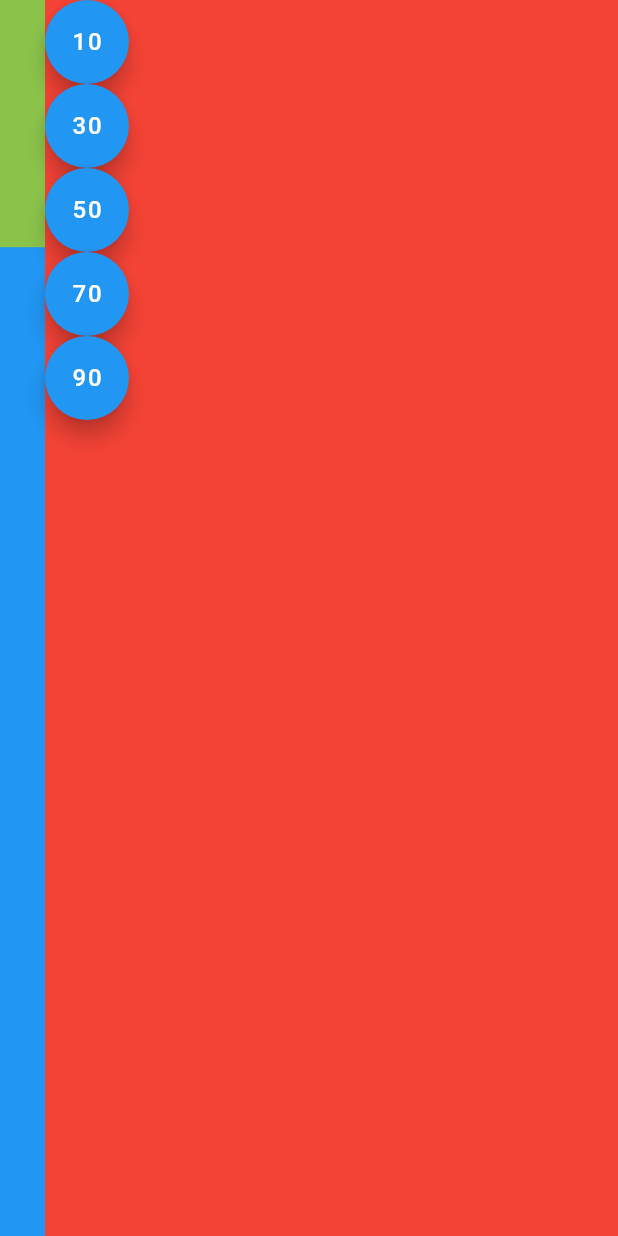
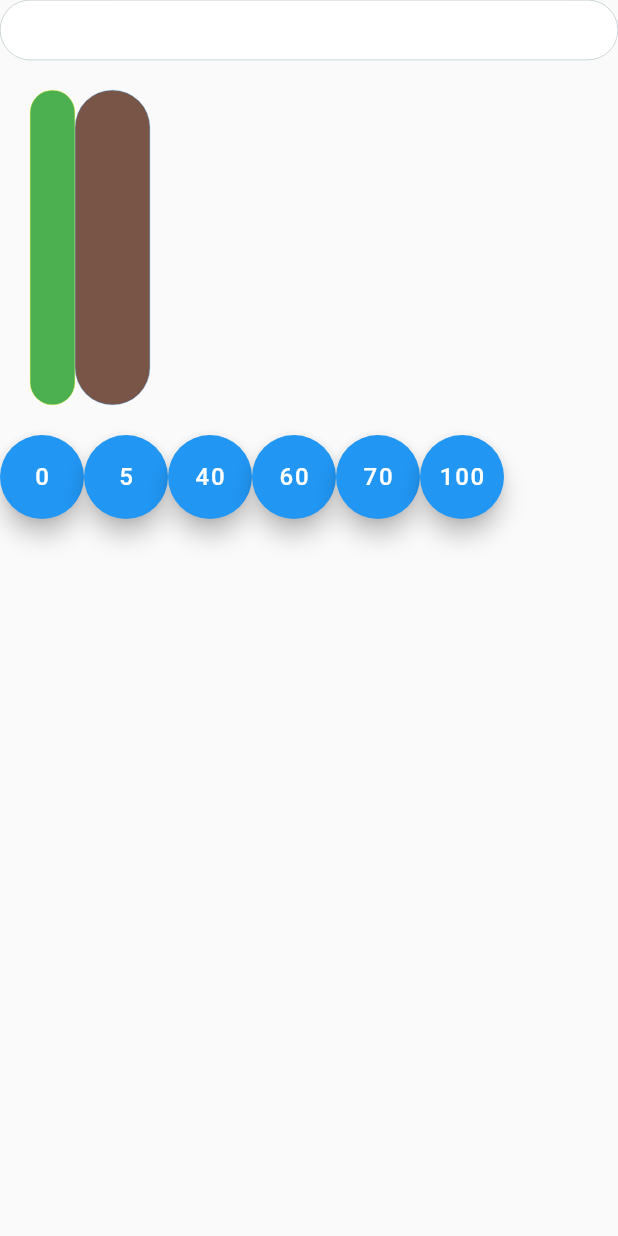
Before and after one commit to ltdangkhoa/Flutter-Animation-Progress-Bar, a Flutter app: the screen it shows after launch, on a phone screen of 412 x 824 dp. Run offline on Flutter 3.47's test engine with Material 2 defaults, Android fonts, the phone set to English and light mode, and no system bars.

Commit message:
Trigger animation reactive style

```diff
--- a/example/lib/k2.dart
+++ b/example/lib/k2.dart
@@ -2,10 +2,10 @@ import 'package:flutter/animation.dart';
 import 'package:flutter/material.dart';
 
 class MyK2 extends StatefulWidget {
-  MyK2({Key key, this.value, this.direction, this.verticalDirection})
+  MyK2({Key key, this.currentValue, this.direction, this.verticalDirection})
       : super(key: key);
 
-  final int value;
+  final int currentValue;
   final Axis direction;
   final VerticalDirection verticalDirection;
 
@@ -21,42 +21,43 @@ class _MyK2State extends State<MyK2> with SingleTickerProviderStateMixin {
 
   @override
   void initState() {
-    super.initState();
 
     controller = AnimationController(
-        duration: const Duration(milliseconds: 2000), vsync: this);
+        duration: const Duration(milliseconds: 300), vsync: this);
     animation =
         Tween<double>(begin: currentBegin, end: currentEnd).animate(controller);
 //    animation.addStatusListener((status) {
 //      print('$status');
 //    });
 //    animation.addListener(() {
+//      print('anmation listener'+animation.value.toString());
 //      setState(() {});
 //    });
 //    controller.forward();
+    super.initState();
   }
 
   @override
   void didUpdateWidget(MyK2 oldWidget) {
+    print(animation.value);
+    setState(() {
+      currentBegin = animation.value;
+      currentEnd = widget.currentValue/100;
+      animation =
+          Tween<double>(begin: currentBegin, end: currentEnd).animate(controller);
+    });
+    print(currentBegin);
+    print(currentEnd);
+    controller.reset();
+    controller.forward();
     super.didUpdateWidget(oldWidget);
-    print(widget.value);
-    if (controller.isAnimating) {
-      controller.stop();
-    }
   }
 
-  void onNewValue(double beginValue, double endValue) {
-    setState(() {
-      currentBegin = beginValue / 100;
-      currentEnd = endValue / 100;
-      controller.forward();
-    });
-  }
 
   @override
   Widget build(BuildContext context) => AnimatedLogo(
       animation: animation,
-      value: widget.value,
+      value: widget.currentValue,
       direction: widget.direction,
       verticalDirection: widget.verticalDirection);
 
@@ -91,14 +92,14 @@ class AnimatedLogo extends AnimatedWidget {
           verticalDirection: this.verticalDirection,
           children: <Widget>[
             Flexible(
-//              flex: (animation.value * 100).toInt(),
-              flex: value,
+              flex: (animation.value * 100).toInt(),
+//              flex: currentValue,
               child: Container(
                 color: Colors.lightGreen,
               ),
             ),
-//            Spacer(flex: 100 - (animation.value * 100).toInt()),
-            Spacer(flex: 100 - value),
+            Spacer(flex: 100 - (animation.value * 100).toInt()),
+//            Spacer(flex: 100 - currentValue),
           ],
         ));
   }
--- a/example/lib/main.dart
+++ b/example/lib/main.dart
@@ -41,24 +41,60 @@ class _TestAppState extends State<TestApp> {
   Widget build(BuildContext context) {
     return Scaffold(
       body: Container(
-        color: Colors.red,
-        child: Row(
-          children: <Widget>[
-            MyK2(value: _currentValue, direction: Axis.vertical, verticalDirection: VerticalDirection.down),
-            Container(
-                child: Column(
+          child: Column(
+        children: <Widget>[
+          Container(
+            child: FAProgressBar(
+                size: 40,
+                backgroundColor: Colors.white,
+                progressColor: Colors.blueGrey,
+                currentValue: _currentValue,
+                animatedDuration: const Duration(milliseconds: 300),
+                direction: Axis.horizontal,
+                verticalDirection: VerticalDirection.up),
+          ),
+          Container(
+              height: 250,
+              child: Padding(
+                padding: EdgeInsets.fromLTRB(20, 20, 20, 20),
+                child: Row(
+                  children: <Widget>[
+                    FAProgressBar(
+                        size: 30,
+                        backgroundColor: Colors.green,
+                        progressColor: Colors.yellowAccent,
+                        currentValue: _currentValue,
+                        animatedDuration: const Duration(milliseconds: 300),
+                        direction: Axis.vertical,
+                        verticalDirection: VerticalDirection.up),
+                    FAProgressBar(
+                        size: 50,
+                        backgroundColor: Colors.brown,
+                        progressColor: Colors.blue,
+                        currentValue: _currentValue,
+                        animatedDuration: const Duration(milliseconds: 800),
+                        direction: Axis.vertical,
+                        verticalDirection: VerticalDirection.down)
+                  ],
+                ),
+              )),
+          Container(
+              child: Padding(
+            padding: EdgeInsets.only(bottom: 10),
+            child: Container(
+                child: Row(
               children: <Widget>[
-                buildFloatingButton("10", () => setEndPressed(10)),
-                buildFloatingButton("30", () => setEndPressed(30)),
-                buildFloatingButton("50", () => setEndPressed(50)),
+                buildFloatingButton("0", () => setEndPressed(0)),
+                buildFloatingButton("5", () => setEndPressed(5)),
+                buildFloatingButton("40", () => setEndPressed(40)),
+                buildFloatingButton("60", () => setEndPressed(60)),
                 buildFloatingButton("70", () => setEndPressed(70)),
-                buildFloatingButton("90", () => setEndPressed(90)),
+                buildFloatingButton("100", () => setEndPressed(100)),
               ],
             )),
-            JumpingDotsProgressIndicator(fontSize: 35, )
-          ],
-        ),
-      ),
+          )),
+        ],
+      )),
     );
   }
 }
--- a/lib/flutter_animation_progress_bar.dart
+++ b/lib/flutter_animation_progress_bar.dart
@@ -1,160 +1,132 @@
-library flutter_animation_progress_bar;
+import 'package:flutter/animation.dart';
+import 'package:flutter/material.dart';
 
-import 'package:flutter/material.dart';
-import 'package:flutter/animation.dart';
+class FAProgressBar extends StatefulWidget {
+  FAProgressBar(
+      {Key key,
+      this.currentValue = 0,
+      this.size = 30,
+      this.backgroundColor = Colors.white,
+      this.progressColor,
+      this.animatedDuration = const Duration(milliseconds: 300),
+      this.direction = Axis.horizontal,
+//      this.horizontalDirection = AxisDirection.left,
+      this.verticalDirection = VerticalDirection.down})
+      : super(key: key);
 
-/// A Calculator.
-class Calculator {
-  /// Returns [value] plus 1.
-  int addOne(int value) => value + 1;
-  int addTwo(int value) => value + 2;
+  final int currentValue;
+  final double size;
+  final Color backgroundColor;
+  final Color progressColor;
+  final Duration animatedDuration;
+  final Axis direction;
+//  final AxisDirection horizontalDirection;
+  final VerticalDirection verticalDirection;
+
+  @override
+  _FAProgressBarState createState() => _FAProgressBarState();
 }
 
-/// Adds a horizontal list of variable number of jumping dots
-///
-/// The animation is a smooth up/down continuous animation of each dot.
-/// This animation can be used where a text is being expected from an async call
-/// The below class is a private [AnimatedWidget] class which is called in the
-/// [StatefulWidget].
-class _JumpingDot extends AnimatedWidget {
-  final Color color;
-  final double fontSize;
-  _JumpingDot({Key key, Animation<double> animation, this.color, this.fontSize})
+class _FAProgressBarState extends State<FAProgressBar>
+    with SingleTickerProviderStateMixin {
+  Animation<double> _animation;
+  AnimationController _controller;
+  double _currentBegin = 0;
+  double _currentEnd = 0;
+
+  @override
+  void initState() {
+//    int animatedDuration = widget.animatedDuration;
+    _controller =
+        AnimationController(duration: widget.animatedDuration, vsync: this);
+    _animation = Tween<double>(begin: _currentBegin, end: _currentEnd)
+        .animate(_controller);
+    super.initState();
+  }
+
+  ///Controller for class [FAProgressBar] go here with Reactive style
+  ///When the new state of [FAProgressBar.currentValue] raised,
+  ///update [_currentBegin] and [_currentEnd] and also reset [_animation] value.
+  ///Trigger [_controller] reset then forward before rebuild the widget
+  @override
+  void didUpdateWidget(FAProgressBar oldWidget) {
+    setState(() {
+      _currentBegin = _animation.value;
+      _currentEnd = widget.currentValue / 100;
+      _animation = Tween<double>(begin: _currentBegin, end: _currentEnd)
+          .animate(_controller);
+    });
+    _controller.reset();
+    _controller.forward();
+    super.didUpdateWidget(oldWidget);
+  }
+
+  @override
+  Widget build(BuildContext context) => AnimatedProgressBar(
+      animation: _animation,
+      backgroundColor: widget.backgroundColor,
+      progressColor: widget.progressColor,
+      size: widget.size,
+      direction: widget.direction,
+      verticalDirection: widget.verticalDirection);
+
+  @override
+  void dispose() {
+    _controller.dispose();
+    super.dispose();
+  }
+}
+
+class AnimatedProgressBar extends AnimatedWidget {
+  AnimatedProgressBar(
+      {Key key,
+      Animation<double> animation,
+      this.size,
+      this.backgroundColor,
+      this.progressColor,
+      this.direction,
+      this.verticalDirection})
       : super(key: key, listenable: animation);
+  final double size;
+  final Color backgroundColor;
+  final Color progressColor;
+  final Axis direction;
+  final VerticalDirection verticalDirection;
 
   Widget build(BuildContext context) {
     final Animation<double> animation = listenable;
     return Container(
-      height: animation.value,
-      child: Text(
-        '.',
-        style: TextStyle(color: color, fontSize: fontSize),
-      ),
-    );
+        alignment: Alignment.bottomCenter,
+        width: this.direction == Axis.vertical ? this.size : null,
+        height: this.direction == Axis.horizontal ? this.size : null,
+        decoration: BoxDecoration(
+          color: this.backgroundColor,
+          border: Border.all(
+            color: this.progressColor,
+            width: 0.2,
+          ),
+          borderRadius: new BorderRadius.circular(this.size/2),
+        ),
+        child: Flex(
+          direction: this.direction,
+          verticalDirection: this.verticalDirection,
+          children: <Widget>[
+            Expanded(
+              flex: (animation.value * 100).toInt(),
+              child: Container(
+                decoration: BoxDecoration(
+                  color: this.progressColor,
+                  borderRadius: new BorderRadius.circular(this.size/2),
+                )
+              ),
+            ),
+            Expanded(
+              flex: 100 - (animation.value * 100).toInt(),
+              child: Container(
+
+              )
+            )
+          ],
+        ));
   }
 }
-
-/// Creates a list with [numberOfDots] text dots, with 3 dots as default
-/// default [fontSize] of 10.0, default [color] as black, [dotSpacing] (gap
-/// between each dot) as 0.0 and default time for one cycle of animation
-/// [milliseconds] as 250.
-/// One cycle of animation is one complete round of a dot animating up and back
-/// to its original position.
-class JumpingDotsProgressIndicator extends StatefulWidget {
-  /// Number of dots that are added in a horizontal list, default = 3.
-  final int numberOfDots;
-
-  /// Font size of each dot, default = 10.0.
-  final double fontSize;
-
-  /// Spacing between each dot, default 0.0.
-  final double dotSpacing;
-
-  /// Color of the dots, default black.
-  final Color color;
-
-  /// Time of one complete cycle of animation, default 250 milliseconds.
-  final int milliseconds;
-
-  /// Starting and ending values for animations.
-  final double beginTweenValue = 0.0;
-  final double endTweenValue = 8.0;
-
-  /// Creates a jumping do progress indicator.
-  JumpingDotsProgressIndicator({
-    this.numberOfDots = 3,
-    this.fontSize = 10.0,
-    this.color = Colors.black,
-    this.dotSpacing = 0.0,
-    this.milliseconds = 250,
-  });
-
-  _JumpingDotsProgressIndicatorState createState() =>
-      _JumpingDotsProgressIndicatorState(
-        numberOfDots: this.numberOfDots,
-        fontSize: this.fontSize,
-        color: this.color,
-        dotSpacing: this.dotSpacing,
-        milliseconds: this.milliseconds,
-      );
-}
-
-class _JumpingDotsProgressIndicatorState
-    extends State<JumpingDotsProgressIndicator> with TickerProviderStateMixin {
-  int numberOfDots;
-  int milliseconds;
-  double fontSize;
-  double dotSpacing;
-  Color color;
-  List<AnimationController> controllers = new List<AnimationController>();
-  List<Animation<double>> animations = new List<Animation<double>>();
-  List<Widget> _widgets = new List<Widget>();
-
-  _JumpingDotsProgressIndicatorState({
-    this.numberOfDots,
-    this.fontSize,
-    this.color,
-    this.dotSpacing,
-    this.milliseconds,
-  });
-
-  initState() {
-    super.initState();
-    for (int i = 0; i < numberOfDots; i++) {
-      _addAnimationControllers();
-      _buildAnimations(i);
-      _addListOfDots(i);
-    }
-
-    controllers[0].forward();
-  }
-
-  void _addAnimationControllers() {
-    controllers.add(AnimationController(
-        duration: Duration(milliseconds: milliseconds), vsync: this));
-  }
-
-  void _addListOfDots(int index) {
-    _widgets.add(Padding(
-      padding: EdgeInsets.only(right: dotSpacing),
-      child: _JumpingDot(
-        animation: animations[index],
-        fontSize: fontSize,
-        color: color,
-      ),
-    ));
-  }
-
-  void _buildAnimations(int index) {
-    animations.add(
-        Tween(begin: widget.beginTweenValue, end: widget.endTweenValue)
-            .animate(controllers[index])
-          ..addStatusListener((AnimationStatus status) {
-            if (status == AnimationStatus.completed)
-              controllers[index].reverse();
-            if (index == numberOfDots - 1 &&
-                status == AnimationStatus.dismissed) {
-              controllers[0].forward();
-            }
-            if (animations[index].value > widget.endTweenValue / 2 &&
-                index < numberOfDots - 1) {
-              controllers[index + 1].forward();
-            }
-          }));
-  }
-
-  Widget build(BuildContext context) {
-    return SizedBox(
-      height: 30.0,
-      child: Row(
-        mainAxisAlignment: MainAxisAlignment.center,
-        children: _widgets,
-      ),
-    );
-  }
-
-  dispose() {
-    for (int i = 0; i < numberOfDots; i++) controllers[i].dispose();
-    super.dispose();
-  }
-}
```
Also changed, not shown: 1 other file.
